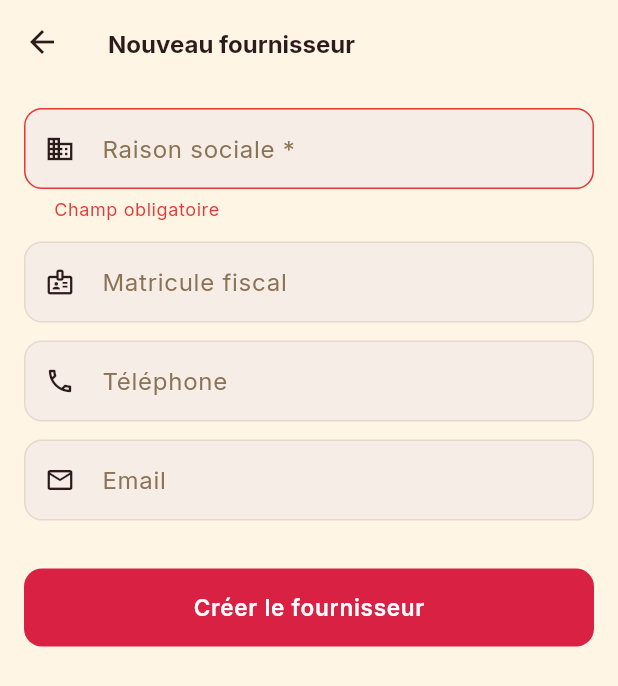
After one commit to ghoulamedz/rayhan, a Flutter app: the FournisseurFormScreen screen opened directly, after a tap on "Créer le fournisseur", on a phone screen of 412 x 824 dp. The commit adds this screen. Shown: the top 686 px of the screen. Run offline on Flutter 3.47's test engine with Material 3 defaults, Android fonts, the phone set to English and light mode, and no system bars; our stand-ins replace dio, fl_chart, go_router, pdf, shared_preferences; missing offline and left inert: dart:html; accounts and stored records are empty.

Commit message:
feat: add Fournisseur screen with CRUD + ROLE_FOURNISSEUR backend role
Backend:
- Add ROLE_FOURNISSEUR to ERole enum (auto-seeded)
- Add DELETE /api/fournisseurs/{id} with soft-delete (actif=false)

Frontend:
- Complete FournisseurService (getById, update)
- Create FournisseursProvider, FournisseursScreen (list), FournisseurFormScreen
- Add /fournisseurs route (PDG + Responsable Achats only)
- Add Fournisseurs entry to AppDrawer (icon: factory)
- Add ROLE_FOURNISSEUR to RoleGuard, mock users, and redirect logic
- Fix redirect loop when default route equals current route

```diff
--- a/frontend/lib/mock/mock_config.dart
+++ b/frontend/lib/mock/mock_config.dart
@@ -66,6 +66,14 @@ class MockConfig {
       lastName: 'Ben Salem',
       email: 'rh@rayhan.tn',
     ),
+    MockUser(
+      username: 'fournisseur',
+      password: '123456',
+      role: 'ROLE_FOURNISSEUR',
+      firstName: 'Ali',
+      lastName: 'Mejri',
+      email: 'fournisseur@rayhan.tn',
+    ),
   ];
 
   static MockUser? findUser(String username, String password) {
--- /dev/null
+++ b/frontend/lib/providers/fournisseurs_provider.dart
@@ -0,0 +1,58 @@
+import 'package:flutter/material.dart';
+import '../models/fournisseur.dart';
+import '../services/fournisseur_service.dart';
+
+class FournisseursProvider extends ChangeNotifier {
+  final FournisseurService fournisseurService;
+
+  FournisseursProvider({required this.fournisseurService});
+
+  List<Fournisseur> _fournisseurs = [];
+  bool _isLoading = false;
+  String? _error;
+
+  List<Fournisseur> get fournisseurs => _fournisseurs;
+  bool get isLoading => _isLoading;
+  String? get error => _error;
+
+  Future<void> load() async {
+    _isLoading = true;
+    _error = null;
+    notifyListeners();
+    try {
+      _fournisseurs = await fournisseurService.fetchAll();
+    } catch (_) {
+      _error = 'Impossible de charger les fournisseurs.';
+    } finally {
+      _isLoading = false;
+      notifyListeners();
+    }
+  }
+
+  Future<Fournisseur?> create(Fournisseur f) async {
+    try {
+      final created = await fournisseurService.create(f);
+      _fournisseurs.insert(0, created);
+      notifyListeners();
+      return created;
+    } catch (e) {
+      _error = 'Erreur lors de la création.';
+      notifyListeners();
+      return null;
+    }
+  }
+
+  Future<Fournisseur?> update(int id, Fournisseur f) async {
+    try {
+      final updated = await fournisseurService.update(id, f);
+      final idx = _fournisseurs.indexWhere((c) => c.id == id);
+      if (idx != -1) _fournisseurs[idx] = updated;
+      notifyListeners();
+      return updated;
+    } catch (e) {
+      _error = 'Erreur lors de la mise à jour.';
+      notifyListeners();
+      return null;
+    }
+  }
+}
--- /dev/null
+++ b/frontend/lib/screens/fournisseur_form_screen.dart
@@ -0,0 +1,156 @@
+import 'package:flutter/material.dart';
+import 'package:provider/provider.dart';
+import 'package:go_router/go_router.dart';
+import '../providers/fournisseurs_provider.dart';
+import '../models/fournisseur.dart';
+import '../constants/app_theme.dart';
+
+class FournisseurFormScreen extends StatefulWidget {
+  final Fournisseur? fournisseur;
+
+  const FournisseurFormScreen({super.key, this.fournisseur});
+
+  @override
+  State<FournisseurFormScreen> createState() => _FournisseurFormScreenState();
+}
+
+class _FournisseurFormScreenState extends State<FournisseurFormScreen> {
+  final _formKey = GlobalKey<FormState>();
+  final _raisonSocialeCtrl = TextEditingController();
+  final _matriculeFiscalCtrl = TextEditingController();
+  final _telephoneCtrl = TextEditingController();
+  final _emailCtrl = TextEditingController();
+
+  bool _isSubmitting = false;
+  bool get _isEditing => widget.fournisseur != null;
+
+  @override
+  void initState() {
+    super.initState();
+    if (_isEditing) {
+      final f = widget.fournisseur!;
+      _raisonSocialeCtrl.text = f.raisonSociale;
+      _matriculeFiscalCtrl.text = f.matriculeFiscal ?? '';
+      _telephoneCtrl.text = f.telephone ?? '';
+      _emailCtrl.text = f.email ?? '';
+    }
+  }
+
+  @override
+  void dispose() {
+    _raisonSocialeCtrl.dispose();
+    _matriculeFiscalCtrl.dispose();
+    _telephoneCtrl.dispose();
+    _emailCtrl.dispose();
+    super.dispose();
+  }
+
+  Future<void> _submit() async {
+    if (!_formKey.currentState!.validate()) return;
+    setState(() => _isSubmitting = true);
+
+    final provider = context.read<FournisseursProvider>();
+    final data = Fournisseur(
+      raisonSociale: _raisonSocialeCtrl.text.trim(),
+      matriculeFiscal: _matriculeFiscalCtrl.text.trim().nullIfEmpty,
+      telephone: _telephoneCtrl.text.trim().nullIfEmpty,
+      email: _emailCtrl.text.trim().nullIfEmpty,
+    );
+
+    final result = _isEditing
+        ? await provider.update(widget.fournisseur!.id!, data)
+        : await provider.create(data);
+
+    setState(() => _isSubmitting = false);
+
+    if (result != null && mounted) {
+      ScaffoldMessenger.of(context).showSnackBar(
+        SnackBar(
+          content: Text(
+              _isEditing ? 'Fournisseur modifié avec succès' : 'Fournisseur créé avec succès'),
+          backgroundColor: AppTheme.kSuccessGreen,
+        ),
+      );
+      context.pop();
+    } else if (mounted) {
+      ScaffoldMessenger.of(context).showSnackBar(
+        const SnackBar(
+          content: Text('Erreur lors de l\'enregistrement'),
+          backgroundColor: AppTheme.kErrorRed,
+        ),
+      );
+    }
+  }
+
+  @override
+  Widget build(BuildContext context) {
+    return Scaffold(
+      backgroundColor: AppTheme.kBackgroundCream,
+      appBar: AppBar(
+          title: Text(_isEditing ? 'Modifier fournisseur' : 'Nouveau fournisseur')),
+      body: SingleChildScrollView(
+        padding: const EdgeInsets.all(16),
+        child: Form(
+          key: _formKey,
+          child: Column(
+            crossAxisAlignment: CrossAxisAlignment.stretch,
+            children: [
+              _buildField(_raisonSocialeCtrl, 'Raison sociale *', Icons.business),
+              const SizedBox(height: 12),
+              _buildField(_matriculeFiscalCtrl, 'Matricule fiscal',
+                  Icons.badge_outlined),
+              const SizedBox(height: 12),
+              _buildField(_telephoneCtrl, 'Téléphone', Icons.phone_outlined,
+                  keyboardType: TextInputType.phone),
+              const SizedBox(height: 12),
+              _buildField(_emailCtrl, 'Email', Icons.email_outlined,
+                  keyboardType: TextInputType.emailAddress),
+              const SizedBox(height: 32),
+              SizedBox(
+                height: 52,
+                child: ElevatedButton(
+                  onPressed: _isSubmitting ? null : _submit,
+                  style: AppTheme.primaryButton,
+                  child: _isSubmitting
+                      ? const SizedBox(
+                          width: 24,
+                          height: 24,
+                          child: CircularProgressIndicator(
+                              strokeWidth: 2, color: AppTheme.kWhite))
+                      : Text(
+                          _isEditing ? 'Enregistrer' : 'Créer le fournisseur',
+                          style: const TextStyle(
+                              fontSize: 15, fontWeight: FontWeight.w600)),
+                ),
+              ),
+              const SizedBox(height: 32),
+            ],
+          ),
+        ),
+      ),
+    );
+  }
+
+  InputDecoration _inputDeco(String label, IconData icon) {
+    return InputDecoration(
+      labelText: label,
+      prefixIcon: Icon(icon, size: 20),
+    );
+  }
+
+  Widget _buildField(TextEditingController ctrl, String label, IconData icon,
+      {TextInputType? keyboardType}) {
+    return TextFormField(
+      controller: ctrl,
+      keyboardType: keyboardType,
+      decoration: _inputDeco(label, icon),
+      validator: label.contains('*')
+          ? (v) => v == null || v.trim().isEmpty ? 'Champ obligatoire' : null
+          : null,
+    );
+  }
+}
+
+extension on String {
+  String? get nullIfEmpty => isEmpty ? null : this;
+}
--- a/frontend/lib/services/fournisseur_service.dart
+++ b/frontend/lib/services/fournisseur_service.dart
@@ -3,7 +3,9 @@ import '../models/fournisseur.dart';
 
 abstract class FournisseurService {
   Future<List<Fournisseur>> fetchAll();
+  Future<Fournisseur> getById(int id);
   Future<Fournisseur> create(Fournisseur f);
+  Future<Fournisseur> update(int id, Fournisseur f);
 }
 
 class RealFournisseurService implements FournisseurService {
@@ -14,8 +16,20 @@ class RealFournisseurService implements FournisseurService {
   }
 
   @override
+  Future<Fournisseur> getById(int id) async {
+    final res = await ApiClient.instance.get('/fournisseurs/$id');
+    return Fournisseur.fromJson(res.data);
+  }
+
+  @override
   Future<Fournisseur> create(Fournisseur f) async {
     final res = await ApiClient.instance.post('/fournisseurs', data: f.toJson());
     return Fournisseur.fromJson(res.data);
   }
+
+  @override
+  Future<Fournisseur> update(int id, Fournisseur f) async {
+    final res = await ApiClient.instance.put('/fournisseurs/$id', data: f.toJson());
+    return Fournisseur.fromJson(res.data);
+  }
 }
--- a/frontend/lib/widgets/app_drawer.dart
+++ b/frontend/lib/widgets/app_drawer.dart
@@ -67,6 +67,9 @@ class AppDrawer extends StatelessWidget {
                 if (role == 'ROLE_PDG' || role == 'ROLE_RESPONSABLE_VENTE')
                   _item(context, Icons.people_rounded, 'Clients',
                       '/clients', role),
+                if (role == 'ROLE_PDG' || role == 'ROLE_RESPONSABLE_ACHAT')
+                  _item(context, Icons.factory_rounded, 'Fournisseurs',
+                      '/fournisseurs', role),
                 _item(context, Icons.local_shipping_rounded, 'Achats',
                     '/achats', role),
                 _item(context, Icons.precision_manufacturing_rounded,
--- a/frontend/lib/widgets/role_guard.dart
+++ b/frontend/lib/widgets/role_guard.dart
@@ -8,6 +8,7 @@ class RoleGuard {
     '/ventes': ['ROLE_PDG', 'ROLE_RESPONSABLE_VENTE'],
     '/clients': ['ROLE_PDG', 'ROLE_RESPONSABLE_VENTE'],
     '/achats': ['ROLE_PDG', 'ROLE_RESPONSABLE_ACHAT'],
+    '/fournisseurs': ['ROLE_PDG', 'ROLE_RESPONSABLE_ACHAT'],
     '/production': ['ROLE_PDG', 'ROLE_RESPONSABLE_PRODUCTION'],
     '/stock': ['ROLE_PDG', 'ROLE_RESPONSABLE_ACHAT', 'ROLE_MAGASINIER', 'ROLE_RESPONSABLE_PRODUCTION'],
     '/rapports': ['ROLE_PDG'],
@@ -26,6 +27,7 @@ class RoleGuard {
     if (role == 'ROLE_PDG' || role == 'ROLE_RESPONSABLE_VENTE') return '/dashboard';
     if (role == 'ROLE_RESPONSABLE_ACHAT' || role == 'ROLE_MAGASINIER') return '/stock';
     if (role == 'ROLE_RESPONSABLE_PRODUCTION') return '/production';
+    if (role == 'ROLE_FOURNISSEUR') return '/';
     return '/dashboard';
   }
 }
```
Also changed, not shown: frontend/lib/main.dart (+12 -1 lines), frontend/lib/mock/mock_services.dart (+45 -2 lines), frontend/lib/screens/fournisseurs_screen.dart (added, +202 -0 lines), 3 other files.
